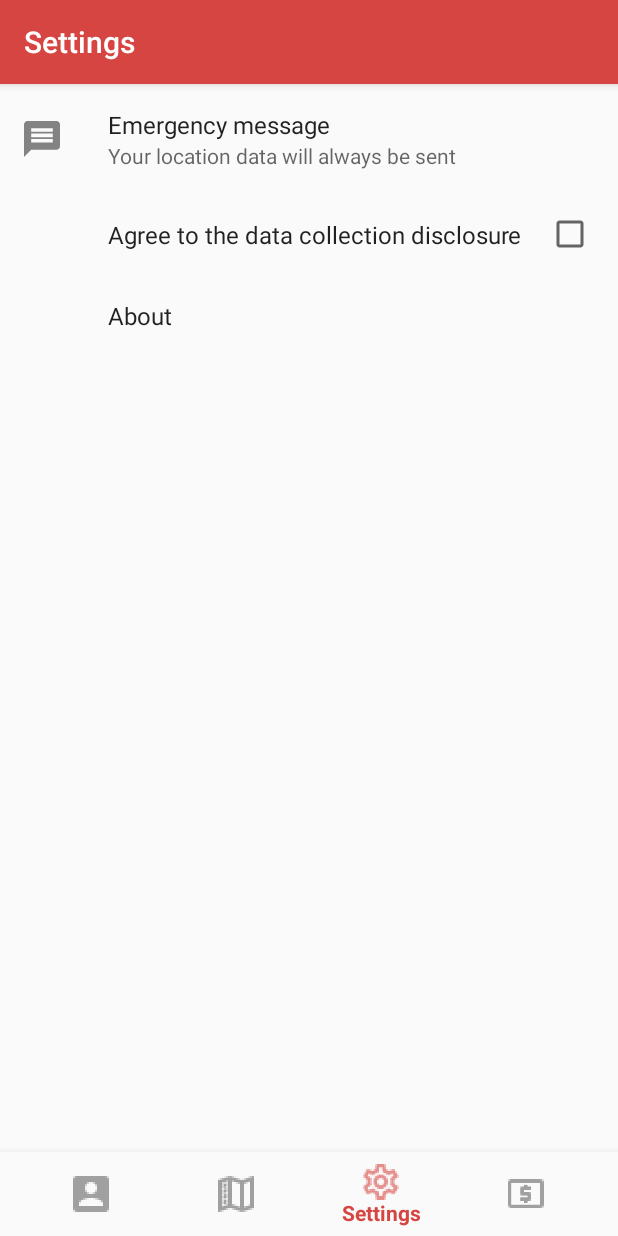
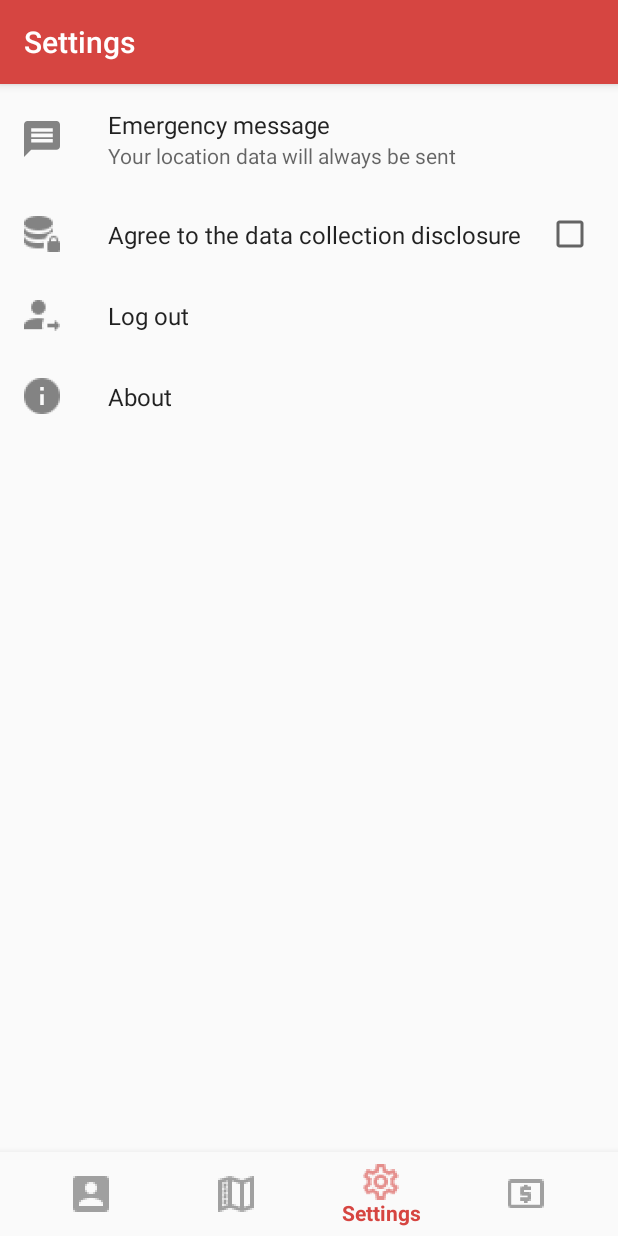
Before and after one commit to heraldofsolace/Safety-App, an Android app: the SettingsFragment screen opened through its navigation route, on a phone screen of 412 x 824 dp. Run offline under Robolectric (Android 15) with nearby library versions, the phone set to English and light mode, and no system bars; our stand-ins replace AdMob, Firebase (no records; nobody signed in at launch, a user with empty details on screens opened directly), androidx.preference, navigation-ui; libraries missing offline, so code that uses them is left out: com.amulyakhare.textdrawable, com.ernestoyaquello.dragdropswiperecyclerview, com.firebase.ui, com.mikepenz.aboutlibraries, com.wafflecopter.multicontactpicker; 13 statements that could not run were skipped.

Commit message:
Add logout facility
Signed-off-by: Aniket Bhattacharyea <aniketmail669@gmail.com>

```diff
--- a/app/build.gradle
+++ b/app/build.gradle
@@ -11,8 +11,8 @@ android {
         applicationId "dev.abhattacharyea.safety"
         minSdkVersion 23
         targetSdkVersion 29
-        versionCode 6
-        versionName "1.5"
+        versionCode 7
+        versionName "1.6"
         testInstrumentationRunner "androidx.test.runner.AndroidJUnitRunner"
     }
     compileOptions {
--- a/app/src/main/java/dev/abhattacharyea/safety/MainActivity.kt
+++ b/app/src/main/java/dev/abhattacharyea/safety/MainActivity.kt
@@ -126,6 +126,8 @@ class MainActivity : AppCompatActivity() {
 		mAdView.loadAd(adRequest)
 
 		startService<LockScreenService>()
+
+
 	}
 
 }
--- a/app/src/main/java/dev/abhattacharyea/safety/ui/settings/SettingsFragment.kt
+++ b/app/src/main/java/dev/abhattacharyea/safety/ui/settings/SettingsFragment.kt
@@ -3,10 +3,13 @@ package dev.abhattacharyea.safety.ui.settings
 import android.os.Bundle
 import androidx.preference.Preference
 import androidx.preference.PreferenceFragmentCompat
+import com.google.firebase.auth.FirebaseAuth
 import com.mikepenz.aboutlibraries.Libs
 import com.mikepenz.aboutlibraries.LibsBuilder
+import dev.abhattacharyea.safety.MainActivity
 import dev.abhattacharyea.safety.R
 import org.jetbrains.anko.alert
+import org.jetbrains.anko.support.v4.startActivity
 
 class SettingsFragment : PreferenceFragmentCompat() {
     override fun onCreatePreferences(savedInstanceState: Bundle?, rootKey: String?) {
@@ -14,6 +17,7 @@ class SettingsFragment : PreferenceFragmentCompat() {
 
         val aboutPreference = findPreference<Preference>("about")
         val dataPreference = findPreference<Preference>("data_collection_accepted")
+        val logoutPreference = findPreference<Preference>("logout")
         aboutPreference?.setOnPreferenceClickListener {
             context?.let {
                 LibsBuilder()
@@ -41,6 +45,24 @@ class SettingsFragment : PreferenceFragmentCompat() {
             }
             true
         }
+
+        logoutPreference?.setOnPreferenceClickListener {
+            context?.let {
+                it.alert("Are you sure you want to log out?", "Log Out") {
+                    positiveButton("Yes") {
+                        FirebaseAuth.getInstance().signOut()
+                        startActivity<MainActivity>()
+                        activity?.finish()
+                    }
+
+                    negativeButton("No") { }
+
+                    show()
+                }
+            }
+
+            true
+        }
     }
 
 
--- a/app/src/main/res/xml/preferences.xml
+++ b/app/src/main/res/xml/preferences.xml
@@ -11,10 +11,16 @@
         android:title="Emergency message" />
     <CheckBoxPreference
         android:key="data_collection_accepted"
-        android:title="Agree to the data collection disclosure" />
+        android:title="Agree to the data collection disclosure"
+        android:icon="@drawable/ic_data" />
+    <Preference
+        android:key="logout"
+        android:title="Log out"
+        android:icon="@drawable/ic_logout"></Preference>
     <Preference
         android:key="about"
-        android:title="About">
+        android:title="About"
+        android:icon="@drawable/ic_about">
 
     </Preference>
 </PreferenceScreen>
```
Also changed, not shown: app/src/main/res/drawable-hdpi/ic_about.png (added), app/src/main/res/drawable-hdpi/ic_data.png (added), app/src/main/res/drawable-hdpi/ic_logout.png (added), app/src/main/res/drawable-mdpi/ic_about.png (added), app/src/main/res/drawable-mdpi/ic_data.png (added), app/src/main/res/drawable-mdpi/ic_logout.png (added), app/src/main/res/drawable-xhdpi/ic_about.png (added), app/src/main/res/drawable-xhdpi/ic_data.png (added), app/src/main/res/drawable-xhdpi/ic_logout.png (added), app/src/main/res/drawable-xxhdpi/ic_about.png (added), app/src/main/res/drawable-xxhdpi/ic_data.png (added), app/src/main/res/drawable-xxhdpi/ic_logout.png (added), app/src/main/res/drawable-xxxhdpi/ic_about.png (added), app/src/main/res/drawable-xxxhdpi/ic_data.png (added), 1 more files, 1 other file.
